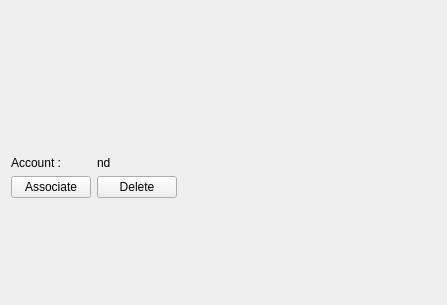
First picture: the form in googledrive/config.ui, repository tomahawk-player/tomahawk-resolvers, before the edit.
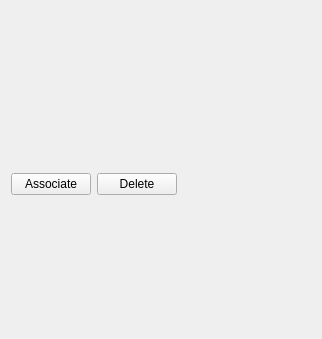
Second picture: the form after the edit. Icons and pictures are not drawn.

Commit message: Change config.ui of dropbox and google drive with SVG icon

The edit to the form file:
```diff
--- a/googledrive/config.ui
+++ b/googledrive/config.ui
@@ -6,8 +6,8 @@
    <rect>
     <x>0</x>
     <y>0</y>
-    <width>447</width>
-    <height>305</height>
+    <width>322</width>
+    <height>339</height>
    </rect>
   </property>
   <property name="windowTitle">
@@ -16,6 +16,12 @@
   <layout class="QVBoxLayout" name="verticalLayout">
    <item>
     <widget class="QLabel" name="label_2">
+     <property name="maximumSize">
+      <size>
+       <width>304</width>
+       <height>260</height>
+      </size>
+     </property>
      <property name="text">
       <string/>
      </property>
@@ -39,27 +45,13 @@
       <set>Qt::AlignJustify|Qt::AlignTop</set>
      </property>
      <item row="0" column="0">
-      <widget class="QLabel" name="accountLabel">
-       <property name="text">
-        <string>Account :</string>
-       </property>
-      </widget>
-     </item>
-     <item row="0" column="1">
-      <widget class="QLabel" name="accountNameLabel">
-       <property name="text">
-        <string>nd</string>
-       </property>
-      </widget>
-     </item>
-     <item row="1" column="0">
       <widget class="QPushButton" name="associateButton">
        <property name="text">
         <string>Associate</string>
        </property>
       </widget>
      </item>
-     <item row="1" column="1">
+     <item row="0" column="1">
       <widget class="QPushButton" name="deleteButton">
        <property name="enabled">
         <bool>true</bool>
```
Left out of the diff: 2 changed lines with no effect on the pictures. The commit also changes 1 other file.
